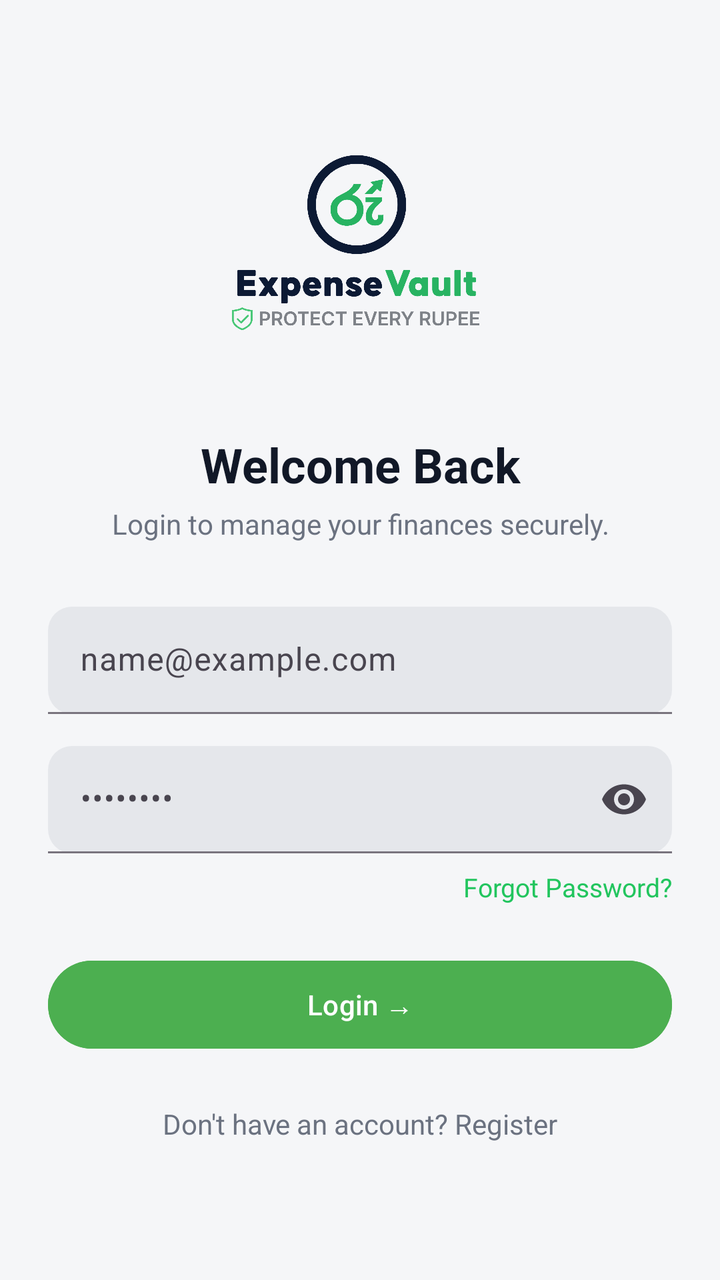
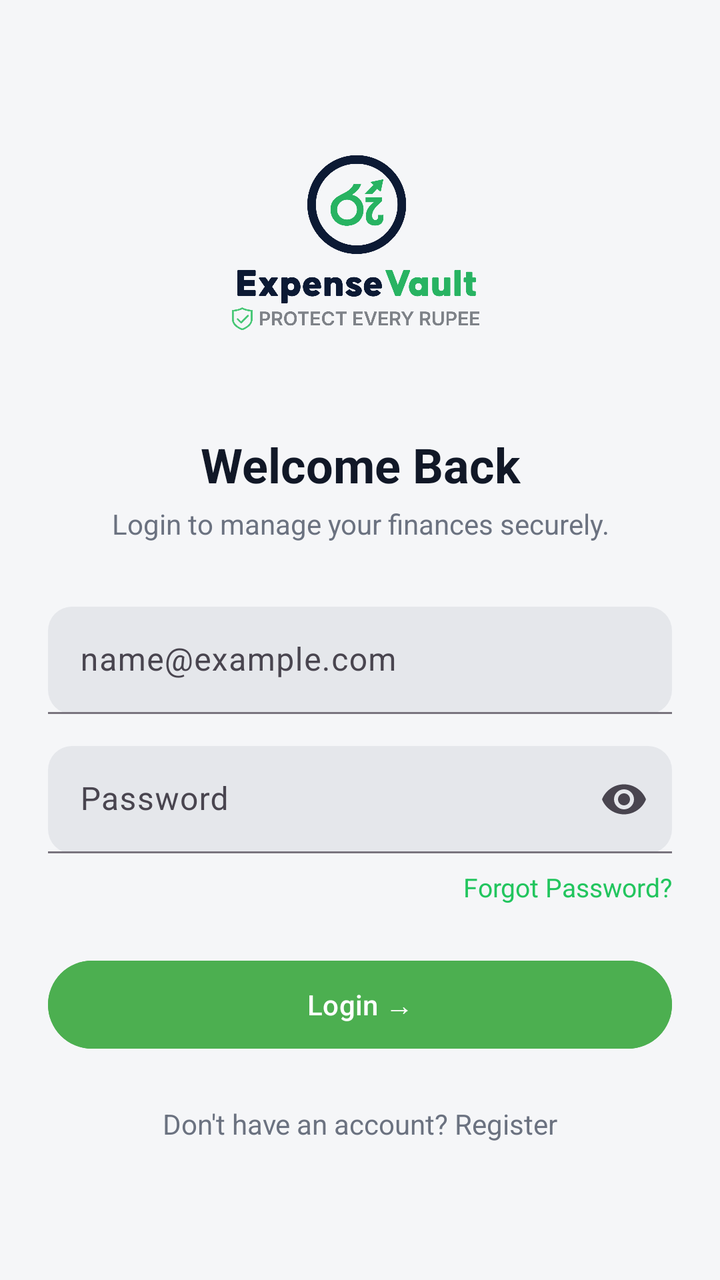

Two renders of the same Android screen: before a commit and after it. Below are the layout's source before the change and the commit's diff.
<!-- AndroidManifest.xml: application theme Theme.AIExpenseManagementApplication -->
<!-- res/layout/activity_login.xml -->
<?xml version="1.0" encoding="utf-8"?>
<ScrollView xmlns:android="http://schemas.android.com/apk/res/android"
    xmlns:app="http://schemas.android.com/apk/res-auto"
    android:layout_width="match_parent"
    android:layout_height="match_parent"
    android:fillViewport="true"
    android:background="#F5F6F8">

    <LinearLayout
        android:layout_width="match_parent"
        android:layout_height="wrap_content"
        android:orientation="vertical"
        android:padding="24dp">

        
        <ImageView
            android:layout_width="128dp"
            android:layout_height="128dp"
            android:layout_gravity="center_horizontal"
            android:layout_marginTop="32dp"
            android:src="@drawable/logo"
            android:contentDescription="App Logo" />

        
        <TextView
            android:layout_width="match_parent"
            android:layout_height="wrap_content"
            android:text="Welcome Back"
            android:textSize="24sp"
            android:textStyle="bold"
            android:textColor="#111827"
            android:layout_marginTop="32dp"
            android:gravity="center" />

        
        <TextView
            android:layout_width="match_parent"
            android:layout_height="wrap_content"
            android:text="Login to manage your finances securely."
            android:textSize="14sp"
            android:textColor="#6B7280"
            android:layout_marginTop="4dp"
            android:layout_marginBottom="24dp"
            android:gravity="center" />

        
        <com.google.android.material.textfield.TextInputLayout
            android:id="@+id/tilEmail"
            android:layout_width="match_parent"
            android:layout_height="wrap_content"
            android:layout_marginTop="8dp"
            app:boxBackgroundMode="filled"
            app:boxBackgroundColor="#E5E7EB"
            app:boxCornerRadiusTopStart="12dp"
            app:boxCornerRadiusTopEnd="12dp"
            app:boxCornerRadiusBottomStart="12dp"
            app:boxCornerRadiusBottomEnd="12dp">

            <com.google.android.material.textfield.TextInputEditText
                android:id="@+id/etEmail"
                android:layout_width="match_parent"
                android:layout_height="wrap_content"
                android:hint="name@example.com"
                android:inputType="textEmailAddress"
                android:padding="16dp"/>
        </com.google.android.material.textfield.TextInputLayout>

        
        <com.google.android.material.textfield.TextInputLayout
            android:id="@+id/tilPassword"
            android:layout_width="match_parent"
            android:layout_height="wrap_content"
            android:layout_marginTop="16dp"
            app:endIconMode="password_toggle"
            app:boxBackgroundMode="filled"
            app:boxBackgroundColor="#E5E7EB"
            app:boxCornerRadiusTopStart="12dp"
            app:boxCornerRadiusTopEnd="12dp"
            app:boxCornerRadiusBottomStart="12dp"
            app:boxCornerRadiusBottomEnd="12dp">

            <com.google.android.material.textfield.TextInputEditText
                android:id="@+id/etPassword"
                android:layout_width="match_parent"
                android:layout_height="wrap_content"
                android:hint="••••••••"
                android:inputType="textPassword"
                android:padding="16dp"/>
        </com.google.android.material.textfield.TextInputLayout>

        
        <TextView
            android:id="@+id/tvForgotPassword"
            android:layout_width="wrap_content"
            android:layout_height="wrap_content"
            android:text="Forgot Password?"
            android:textColor="#22C55E"
            android:textSize="13sp"
            android:layout_gravity="end"
            android:layout_marginTop="8dp"/>

        
        <Button
            android:id="@+id/btnLogin"
            android:layout_width="match_parent"
            android:layout_height="52dp"
            android:text="Login →"
            android:textAllCaps="false"
            android:textColor="@android:color/white"
            android:backgroundTint="#4CAF50"
            android:layout_marginTop="24dp"/>

        
        <TextView
            android:id="@+id/tvRegister"
            android:layout_width="match_parent"
            android:layout_height="wrap_content"
            android:text="Don't have an account? Register"
            android:textSize="14sp"
            android:textColor="#6B7280"
            android:gravity="center"
            android:layout_marginTop="24dp"/>

    </LinearLayout>

</ScrollView>
<!-- resources referenced by this layout -->
<resources>
  <!-- drawable logo: png bitmap (drawable, 144460 bytes) -->
  <style name="Theme.AIExpenseManagementApplication" parent="Base.Theme.AIExpenseManagementApplication" />
  <style name="Base.Theme.AIExpenseManagementApplication" parent="Theme.Material3.DayNight.NoActionBar">
          
          
      </style>
</resources>

<!-- the commit's change to res/layout/activity_login.xml (unified diff, before → after) -->
@@ -83,7 +83,7 @@
                 android:id="@+id/etPassword"
                 android:layout_width="match_parent"
                 android:layout_height="wrap_content"
-                android:hint="••••••••"
+                android:hint="Password"
                 android:inputType="textPassword"
                 android:padding="16dp"/>
         </com.google.android.material.textfield.TextInputLayout>
